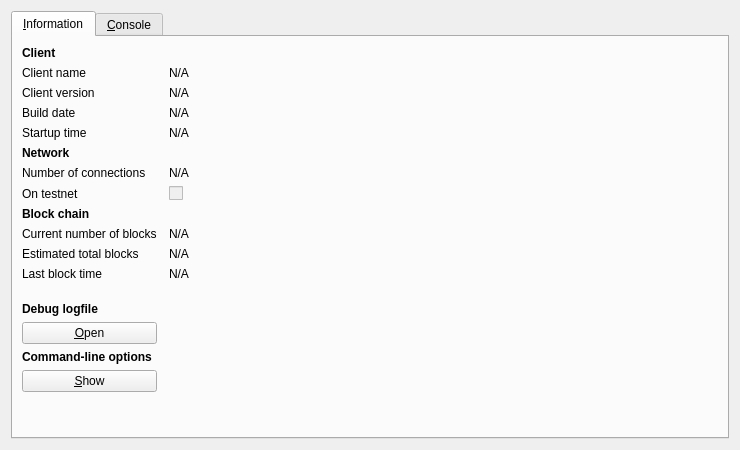
Cryptcollector/litecoin-0.6.3-ARG, file src/qt/forms/rpcconsole.ui: the form before one commit.
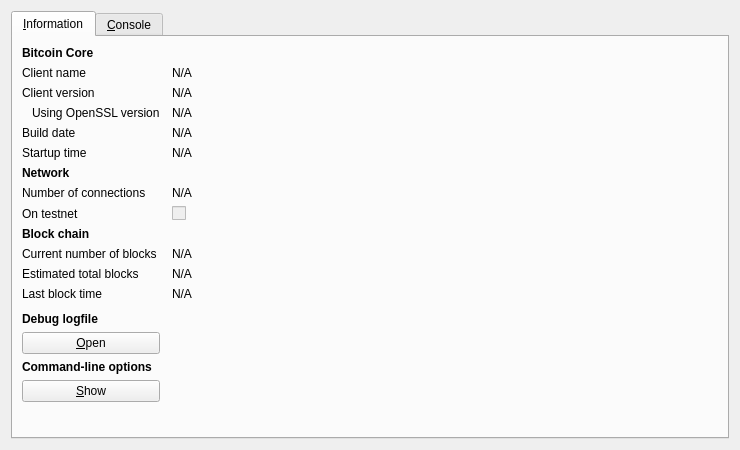
The form after the commit. Icons and pictures are not drawn.

The edit to the form file:
```diff
--- a/src/qt/forms/rpcconsole.ui
+++ b/src/qt/forms/rpcconsole.ui
@@ -36,7 +36,7 @@
           </font>
          </property>
          <property name="text">
-          <string>Client</string>
+          <string>Bitcoin Core</string>
          </property>
         </widget>
        </item>
@@ -87,13 +87,39 @@
         </widget>
        </item>
        <item row="3" column="0">
+        <widget class="QLabel" name="label_14">
+         <property name="text">
+          <string>Using OpenSSL version</string>
+         </property>
+         <property name="indent">
+          <number>10</number>
+         </property>
+        </widget>
+       </item>
+       <item row="3" column="1">
+        <widget class="QLabel" name="openSSLVersion">
+         <property name="cursor">
+          <cursorShape>IBeamCursor</cursorShape>
+         </property>
+         <property name="text">
+          <string>N/A</string>
+         </property>
+         <property name="textFormat">
+          <enum>Qt::PlainText</enum>
+         </property>
+         <property name="textInteractionFlags">
+          <set>Qt::LinksAccessibleByMouse|Qt::TextSelectableByKeyboard|Qt::TextSelectableByMouse</set>
+         </property>
+        </widget>
+       </item>
+       <item row="4" column="0">
         <widget class="QLabel" name="label_12">
          <property name="text">
           <string>Build date</string>
          </property>
         </widget>
        </item>
-       <item row="3" column="1">
+       <item row="4" column="1">
         <widget class="QLabel" name="buildDate">
          <property name="cursor">
           <cursorShape>IBeamCursor</cursorShape>
@@ -109,14 +135,14 @@
          </property>
         </widget>
        </item>
-       <item row="4" column="0">
+       <item row="5" column="0">
         <widget class="QLabel" name="label_13">
          <property name="text">
           <string>Startup time</string>
          </property>
         </widget>
        </item>
-       <item row="4" column="1">
+       <item row="5" column="1">
         <widget class="QLabel" name="startupTime">
          <property name="cursor">
           <cursorShape>IBeamCursor</cursorShape>
@@ -132,7 +158,7 @@
          </property>
         </widget>
        </item>
-       <item row="5" column="0">
+       <item row="6" column="0">
         <widget class="QLabel" name="label_11">
          <property name="font">
           <font>
@@ -145,14 +171,14 @@
          </property>
         </widget>
        </item>
-       <item row="6" column="0">
+       <item row="7" column="0">
         <widget class="QLabel" name="label_7">
          <property name="text">
           <string>Number of connections</string>
          </property>
         </widget>
        </item>
-       <item row="6" column="1">
+       <item row="7" column="1">
         <widget class="QLabel" name="numberOfConnections">
          <property name="cursor">
           <cursorShape>IBeamCursor</cursorShape>
@@ -168,14 +194,14 @@
          </property>
         </widget>
        </item>
-       <item row="7" column="0">
+       <item row="8" column="0">
         <widget class="QLabel" name="label_8">
          <property name="text">
           <string>On testnet</string>
          </property>
         </widget>
        </item>
-       <item row="7" column="1">
+       <item row="8" column="1">
         <widget class="QCheckBox" name="isTestNet">
          <property name="enabled">
           <bool>false</bool>
@@ -185,7 +211,7 @@
          </property>
         </widget>
        </item>
-       <item row="8" column="0">
+       <item row="9" column="0">
         <widget class="QLabel" name="label_10">
          <property name="font">
           <font>
@@ -198,14 +224,14 @@
          </property>
         </widget>
        </item>
-       <item row="9" column="0">
+       <item row="10" column="0">
         <widget class="QLabel" name="label_3">
          <property name="text">
           <string>Current number of blocks</string>
          </property>
         </widget>
        </item>
-       <item row="9" column="1">
+       <item row="10" column="1">
         <widget class="QLabel" name="numberOfBlocks">
          <property name="cursor">
           <cursorShape>IBeamCursor</cursorShape>
@@ -221,14 +247,14 @@
          </property>
         </widget>
        </item>
-       <item row="10" column="0">
+       <item row="11" column="0">
         <widget class="QLabel" name="label_4">
          <property name="text">
           <string>Estimated total blocks</string>
          </property>
         </widget>
        </item>
-       <item row="10" column="1">
+       <item row="11" column="1">
         <widget class="QLabel" name="totalBlocks">
          <property name="cursor">
           <cursorShape>IBeamCursor</cursorShape>
@@ -244,14 +270,14 @@
          </property>
         </widget>
        </item>
-       <item row="11" column="0">
+       <item row="12" column="0">
         <widget class="QLabel" name="label_2">
          <property name="text">
           <string>Last block time</string>
          </property>
         </widget>
        </item>
-       <item row="11" column="1">
+       <item row="12" column="1">
         <widget class="QLabel" name="lastBlockTime">
          <property name="cursor">
           <cursorShape>IBeamCursor</cursorShape>
@@ -267,7 +293,7 @@
          </property>
         </widget>
        </item>
-       <item row="12" column="0">
+       <item row="13" column="0">
         <spacer name="verticalSpacer_2">
          <property name="orientation">
           <enum>Qt::Vertical</enum>
@@ -280,7 +306,7 @@
          </property>
         </spacer>
        </item>
-       <item row="13" column="0">
+       <item row="14" column="0">
         <widget class="QLabel" name="labelDebugLogfile">
          <property name="font">
           <font>
@@ -293,7 +319,7 @@
          </property>
         </widget>
        </item>
-       <item row="14" column="0">
+       <item row="15" column="0">
         <widget class="QPushButton" name="openDebugLogfileButton">
          <property name="toolTip">
           <string>Open the Litecoin debug logfile from the current data directory. This can take a few seconds for large logfiles.</string>
@@ -306,7 +332,7 @@
          </property>
         </widget>
        </item>
-       <item row="15" column="0">
+       <item row="16" column="0">
         <widget class="QLabel" name="labelCLOptions">
          <property name="font">
           <font>
@@ -319,7 +345,7 @@
          </property>
         </widget>
        </item>
-       <item row="16" column="0">
+       <item row="17" column="0">
         <widget class="QPushButton" name="showCLOptionsButton">
          <property name="toolTip">
           <string>Show the Litecoin-Qt help message to get a list with possible Litecoin command-line options.</string>
@@ -332,7 +358,7 @@
          </property>
         </widget>
        </item>
-       <item row="17" column="0">
+       <item row="18" column="0">
         <spacer name="verticalSpacer">
          <property name="orientation">
           <enum>Qt::Vertical</enum>
```
Left out of the diff: 9 changed lines with no effect on the pictures.
